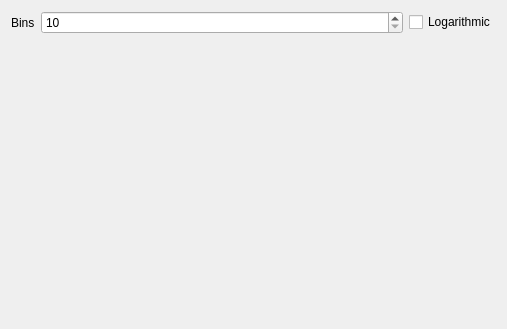
Old version of the form src/widgets/histogramwidget.ui in the repository GuLinux/PlanetaryImager.
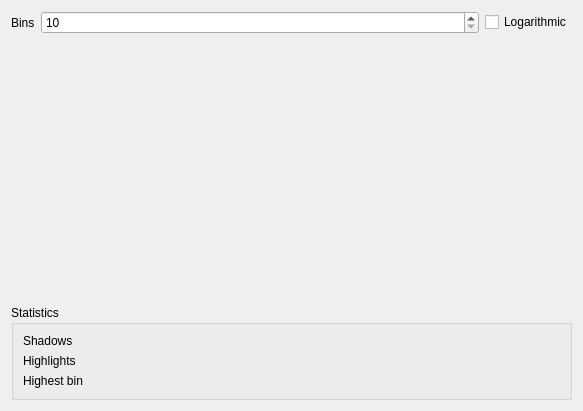
New version of the form.

Commit message: Histogram statistics (first draft)

Diff of the .ui file:
```diff
--- a/src/widgets/histogramwidget.ui
+++ b/src/widgets/histogramwidget.ui
@@ -6,11 +6,11 @@
    <rect>
     <x>0</x>
     <y>0</y>
-    <width>507</width>
-    <height>329</height>
+    <width>583</width>
+    <height>411</height>
    </rect>
   </property>
-  <layout class="QGridLayout" name="gridLayout">
+  <layout class="QGridLayout" name="gridLayout_2">
    <item row="0" column="0">
     <widget class="QLabel" name="histogram_bins_label">
      <property name="sizePolicy">
@@ -66,6 +66,90 @@
      </property>
     </widget>
    </item>
+   <item row="2" column="0" colspan="3">
+    <widget class="QGroupBox" name="groupBox">
+     <property name="title">
+      <string>Statistics</string>
+     </property>
+     <layout class="QGridLayout" name="gridLayout">
+      <item row="2" column="1">
+       <widget class="QLabel" name="maximum">
+        <property name="sizePolicy">
+         <sizepolicy hsizetype="Preferred" vsizetype="Preferred">
+          <horstretch>1</horstretch>
+          <verstretch>0</verstretch>
+         </sizepolicy>
+        </property>
+        <property name="font">
+         <font>
+          <family>Monospace</family>
+         </font>
+        </property>
+        <property name="text">
+         <string/>
+        </property>
+       </widget>
+      </item>
+      <item row="2" column="0">
+       <widget class="QLabel" name="label_3">
+        <property name="text">
+         <string>Highest bin</string>
+        </property>
+       </widget>
+      </item>
+      <item row="0" column="0">
+       <widget class="QLabel" name="label">
+        <property name="text">
+         <string>Shadows</string>
+        </property>
+       </widget>
+      </item>
+      <item row="0" column="1">
+       <widget class="QLabel" name="shadows">
+        <property name="sizePolicy">
+         <sizepolicy hsizetype="Preferred" vsizetype="Preferred">
+          <horstretch>1</horstretch>
+          <verstretch>0</verstretch>
+         </sizepolicy>
+        </property>
+        <property name="font">
+         <font>
+          <family>Monospace</family>
+         </font>
+        </property>
+        <property name="text">
+         <string/>
+        </property>
+       </widget>
+      </item>
+      <item row="1" column="0">
+       <widget class="QLabel" name="label_2">
+        <property name="text">
+         <string>Highlights</string>
+        </property>
+       </widget>
+      </item>
+      <item row="1" column="1">
+       <widget class="QLabel" name="highlights">
+        <property name="sizePolicy">
+         <sizepolicy hsizetype="Preferred" vsizetype="Preferred">
+          <horstretch>1</horstretch>
+          <verstretch>0</verstretch>
+         </sizepolicy>
+        </property>
+        <property name="font">
+         <font>
+          <family>Monospace</family>
+         </font>
+        </property>
+        <property name="text">
+         <string/>
+        </property>
+       </widget>
+      </item>
+     </layout>
+    </widget>
+   </item>
   </layout>
  </widget>
  <resources/>
```
The commit also changes 3 other files.
